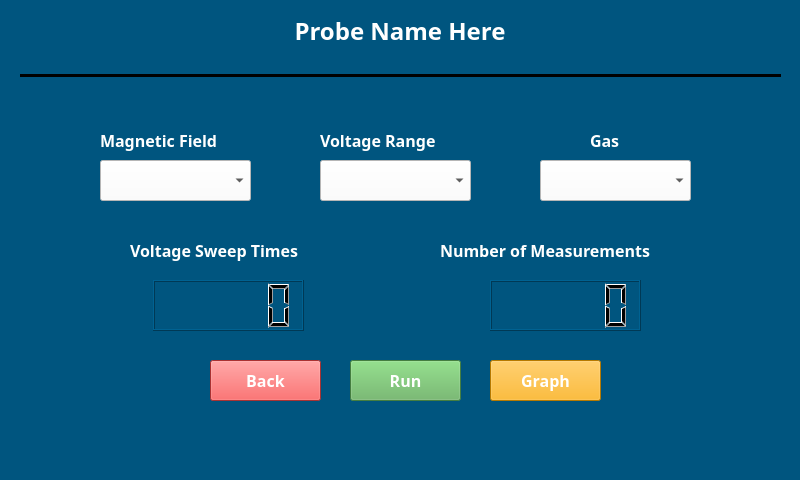
Above: ConfiScreen.ui from RamonMercado/PyQT before the change. Below: the same form after it.
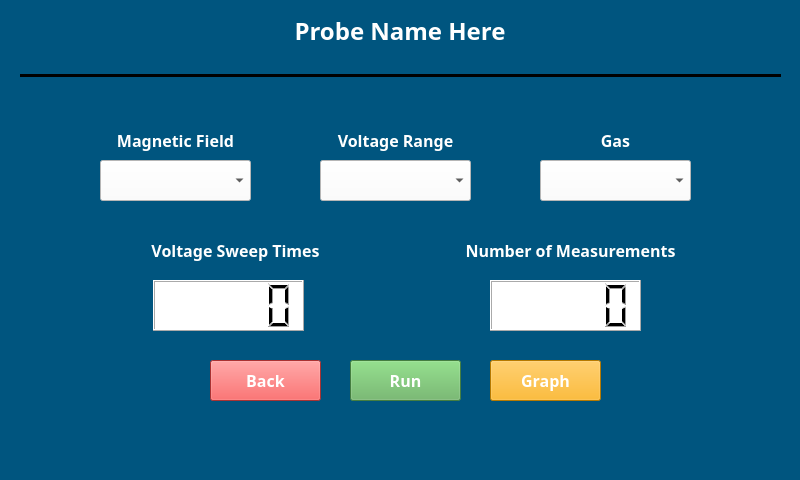
That is the form after the change. Icons and pictures are not drawn.

```diff
--- a/ConfiScreen.ui
+++ b/ConfiScreen.ui
@@ -729,9 +729,9 @@
    <widget class="QLabel" name="MagField_Label">
     <property name="geometry">
      <rect>
-      <x>100</x>
+      <x>70</x>
       <y>130</y>
-      <width>161</width>
+      <width>211</width>
       <height>21</height>
      </rect>
     </property>
@@ -749,13 +749,16 @@
     <property name="text">
      <string>Magnetic Field</string>
     </property>
+    <property name="alignment">
+     <set>Qt::AlignCenter</set>
+    </property>
    </widget>
    <widget class="QLabel" name="VoltRange_Label">
     <property name="geometry">
      <rect>
-      <x>320</x>
+      <x>290</x>
       <y>130</y>
-      <width>151</width>
+      <width>211</width>
       <height>21</height>
      </rect>
     </property>
@@ -773,13 +776,16 @@
     <property name="text">
      <string>Voltage Range</string>
     </property>
+    <property name="alignment">
+     <set>Qt::AlignCenter</set>
+    </property>
    </widget>
    <widget class="QLabel" name="Gas_Label">
     <property name="geometry">
      <rect>
-      <x>590</x>
+      <x>540</x>
       <y>130</y>
-      <width>41</width>
+      <width>151</width>
       <height>21</height>
      </rect>
     </property>
@@ -797,13 +803,16 @@
     <property name="text">
      <string>Gas</string>
     </property>
+    <property name="alignment">
+     <set>Qt::AlignCenter</set>
+    </property>
    </widget>
    <widget class="QLabel" name="VoltSweepTimes_Label">
     <property name="geometry">
      <rect>
-      <x>130</x>
+      <x>100</x>
       <y>240</y>
-      <width>211</width>
+      <width>271</width>
       <height>21</height>
      </rect>
     </property>
@@ -821,13 +830,16 @@
     <property name="text">
      <string>Voltage Sweep Times</string>
     </property>
+    <property name="alignment">
+     <set>Qt::AlignCenter</set>
+    </property>
    </widget>
    <widget class="QLabel" name="NumMeasurments_Label">
     <property name="geometry">
      <rect>
-      <x>440</x>
+      <x>430</x>
       <y>240</y>
-      <width>261</width>
+      <width>281</width>
       <height>21</height>
      </rect>
     </property>
@@ -845,6 +857,9 @@
     <property name="text">
      <string>Number of Measurements</string>
     </property>
+    <property name="alignment">
+     <set>Qt::AlignCenter</set>
+    </property>
    </widget>
    <widget class="QPushButton" name="Run_Btn">
     <property name="geometry">
@@ -1028,6 +1043,9 @@
       <height>51</height>
      </rect>
     </property>
+    <property name="styleSheet">
+     <string notr="true">background-color: rgb(255, 255, 255);</string>
+    </property>
    </widget>
    <widget class="QLCDNumber" name="lcdNumber_2">
     <property name="geometry">
@@ -1038,6 +1056,9 @@
       <height>51</height>
      </rect>
     </property>
+    <property name="styleSheet">
+     <string notr="true">background-color: rgb(255, 255, 255);</string>
+    </property>
    </widget>
   </widget>
   <widget class="QMenuBar" name="menubar">
```
Left out of the diff: 14 changed lines with no effect on the pictures.
